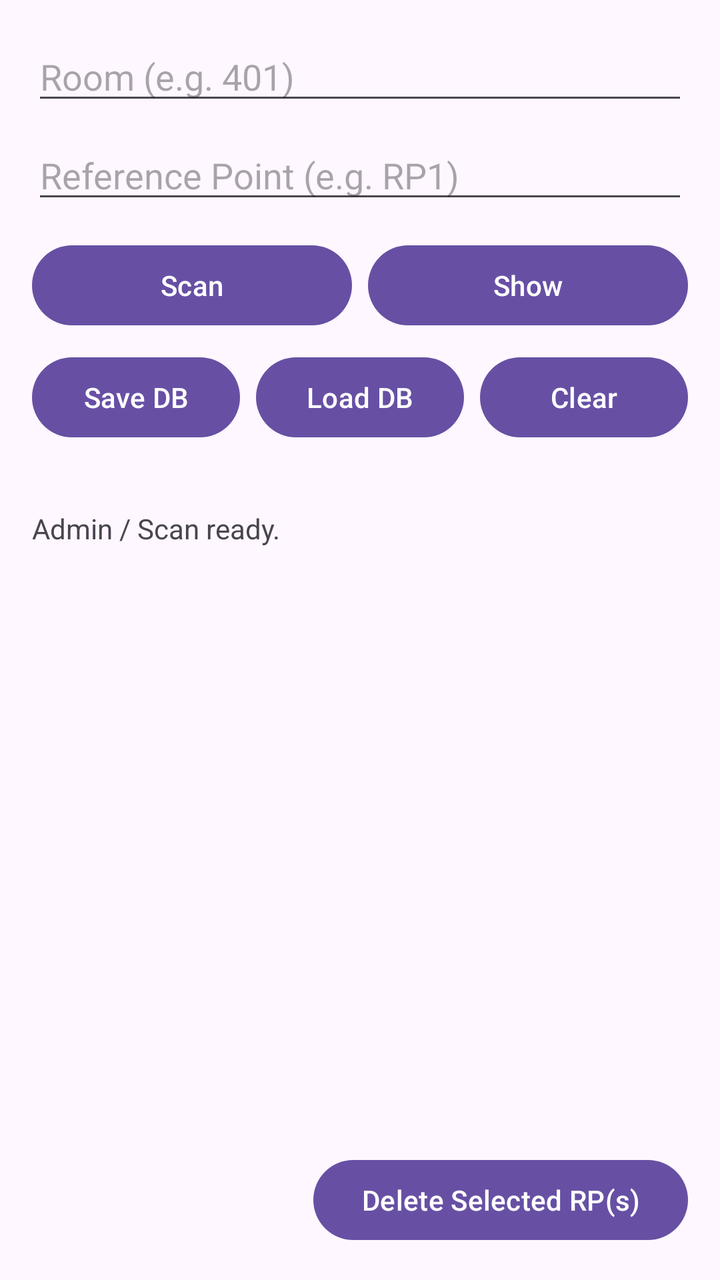
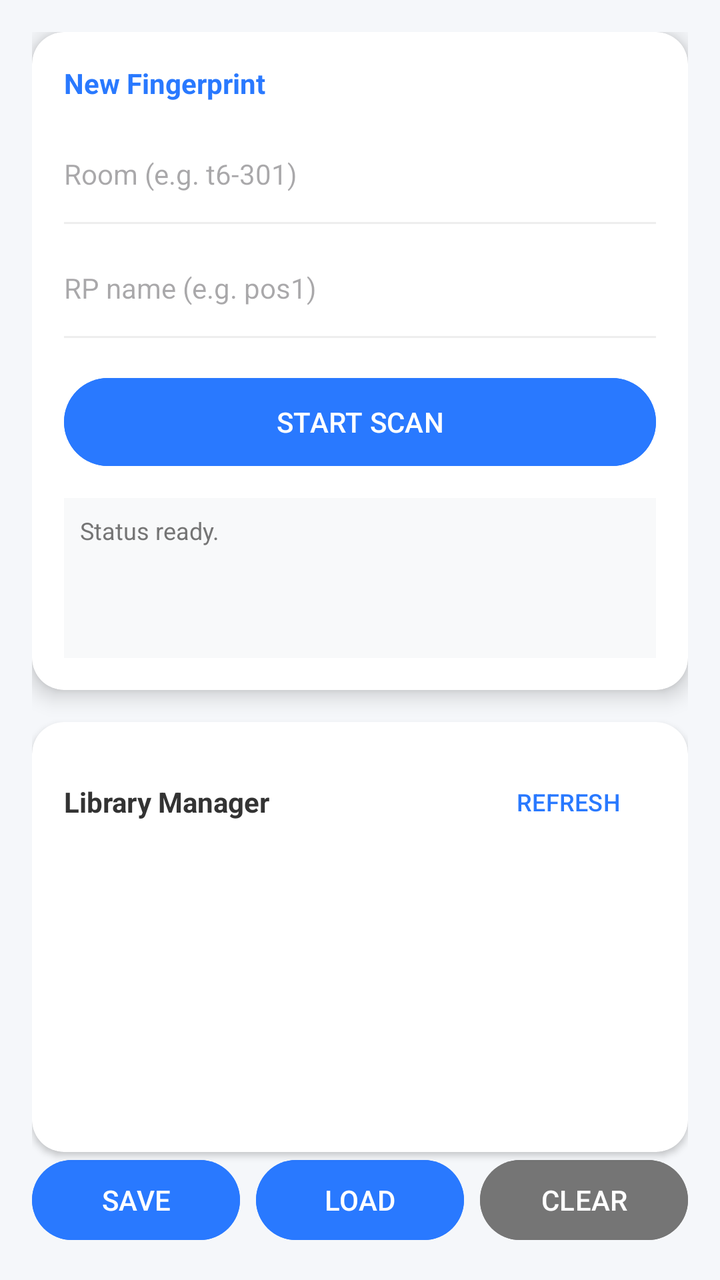

Screens rendered from an Android XML layout before and after an edit, with the pre-edit source and the edit as a unified diff.
<!-- AndroidManifest.xml: application theme Theme.FingerPrintLocation -->
<!-- res/layout/activity_admin.xml -->
<?xml version="1.0" encoding="utf-8"?>
<androidx.constraintlayout.widget.ConstraintLayout
    xmlns:android="http://schemas.android.com/apk/res/android"
    xmlns:app="http://schemas.android.com/apk/res-auto"
    xmlns:tools="http://schemas.android.com/tools"
    android:id="@+id/admin_root"
    android:layout_width="match_parent"
    android:layout_height="match_parent"
    tools:context=".AdminActivity">

    
    <LinearLayout
        android:id="@+id/topPanel"
        android:orientation="vertical"
        android:layout_width="0dp"
        android:layout_height="wrap_content"
        android:padding="16dp"
        app:layout_constraintTop_toTopOf="parent"
        app:layout_constraintStart_toStartOf="parent"
        app:layout_constraintEnd_toEndOf="parent">

        <EditText
            android:id="@+id/etRoom"
            android:layout_width="match_parent"
            android:layout_height="wrap_content"
            android:hint="Room (e.g. 401)"
            android:inputType="text" />

        <EditText
            android:id="@+id/etRp"
            android:layout_width="match_parent"
            android:layout_height="wrap_content"
            android:hint="Reference Point (e.g. RP1)"
            android:inputType="text"
            android:layout_marginTop="8dp" />

        <LinearLayout
            android:layout_width="match_parent"
            android:layout_height="wrap_content"
            android:orientation="horizontal"
            android:layout_marginTop="12dp">

            <Button
                android:id="@+id/btnScan"
                android:layout_width="0dp"
                android:layout_height="wrap_content"
                android:layout_weight="1"
                android:text="Scan" />

            <Button
                android:id="@+id/btnShowLibrary"
                android:layout_width="0dp"
                android:layout_height="wrap_content"
                android:layout_weight="1"
                android:text="Show"
                android:layout_marginStart="8dp" />
        </LinearLayout>

        <LinearLayout
            android:layout_width="match_parent"
            android:layout_height="wrap_content"
            android:orientation="horizontal"
            android:layout_marginTop="8dp">

            <Button
                android:id="@+id/btnSaveDb"
                android:layout_width="0dp"
                android:layout_height="wrap_content"
                android:layout_weight="1"
                android:text="Save DB" />

            <Button
                android:id="@+id/btnLoadDb"
                android:layout_width="0dp"
                android:layout_height="wrap_content"
                android:layout_weight="1"
                android:text="Load DB"
                android:layout_marginStart="8dp" />

            <Button
                android:id="@+id/btnClearDb"
                android:layout_width="0dp"
                android:layout_height="wrap_content"
                android:layout_weight="1"
                android:text="Clear"
                android:layout_marginStart="8dp" />
        </LinearLayout>

    </LinearLayout>

    
    <ScrollView
        android:id="@+id/scrollViewAdmin"
        android:layout_width="0dp"
        android:layout_height="0dp"
        android:layout_margin="16dp"
        app:layout_constraintTop_toBottomOf="@id/topPanel"
        app:layout_constraintBottom_toTopOf="@id/btnDeleteSelected"
        app:layout_constraintStart_toStartOf="parent"
        app:layout_constraintEnd_toEndOf="parent">

        
        <LinearLayout
            android:id="@+id/contentContainer"
            android:layout_width="match_parent"
            android:layout_height="wrap_content"
            android:orientation="vertical">

            
            <TextView
                android:id="@+id/tvResult"
                android:layout_width="match_parent"
                android:layout_height="wrap_content"
                android:text="Admin / Scan ready."
                android:textSize="14sp"
                android:paddingBottom="8dp" />

            
            <LinearLayout
                android:id="@+id/rpListContainer"
                android:layout_width="match_parent"
                android:layout_height="wrap_content"
                android:orientation="vertical" />

        </LinearLayout>
    </ScrollView>

    
    <Button
        android:id="@+id/btnDeleteSelected"
        android:layout_width="wrap_content"
        android:layout_height="wrap_content"
        android:text="Delete Selected RP(s)"
        android:layout_margin="16dp"
        app:layout_constraintBottom_toBottomOf="parent"
        app:layout_constraintEnd_toEndOf="parent" />

</androidx.constraintlayout.widget.ConstraintLayout>
<!-- resources referenced by this layout -->
<resources>
  <style name="Theme.FingerPrintLocation" parent="Base.Theme.FingerPrintLocation" />
  <style name="Base.Theme.FingerPrintLocation" parent="Theme.Material3.DayNight.NoActionBar">
          
          
      </style>
</resources>

<!-- the commit's change to res/layout/activity_admin.xml (unified diff, before → after) -->
@@ -1,138 +1,100 @@
 <?xml version="1.0" encoding="utf-8"?>
-<androidx.constraintlayout.widget.ConstraintLayout
-    xmlns:android="http://schemas.android.com/apk/res/android"
+<androidx.constraintlayout.widget.ConstraintLayout xmlns:android="http://schemas.android.com/apk/res/android"
     xmlns:app="http://schemas.android.com/apk/res-auto"
     xmlns:tools="http://schemas.android.com/tools"
-    android:id="@+id/admin_root"
     android:layout_width="match_parent"
     android:layout_height="match_parent"
+    android:background="@color/bg_light"
+    android:padding="16dp"
     tools:context=".AdminActivity">
 
-    
-    <LinearLayout
-        android:id="@+id/topPanel"
-        android:orientation="vertical"
-        android:layout_width="0dp"
+    <androidx.cardview.widget.CardView
+        android:id="@+id/scanCard"
+        android:layout_width="match_parent"
         android:layout_height="wrap_content"
-        android:padding="16dp"
-        app:layout_constraintTop_toTopOf="parent"
-        app:layout_constraintStart_toStartOf="parent"
-        app:layout_constraintEnd_toEndOf="parent">
-
-        <EditText
-            android:id="@+id/etRoom"
-            android:layout_width="match_parent"
-            android:layout_height="wrap_content"
-            android:hint="Room (e.g. 401)"
-            android:inputType="text" />
-
-        <EditText
-            android:id="@+id/etRp"
-            android:layout_width="match_parent"
-            android:layout_height="wrap_content"
-            android:hint="Reference Point (e.g. RP1)"
-            android:inputType="text"
-            android:layout_marginTop="8dp" />
+        app:cardCornerRadius="16dp"
+        app:cardElevation="6dp"
+        app:layout_constraintTop_toTopOf="parent">
 
         <LinearLayout
             android:layout_width="match_parent"
             android:layout_height="wrap_content"
-            android:orientation="horizontal"
-            android:layout_marginTop="12dp">
+            android:orientation="vertical"
+            android:padding="16dp">
 
-            <Button
-                android:id="@+id/btnScan"
-                android:layout_width="0dp"
+            <TextView
+                android:text="New Fingerprint"
+                android:textStyle="bold"
+                android:textColor="@color/brand_blue"
+                android:layout_width="wrap_content"
                 android:layout_height="wrap_content"
-                android:layout_weight="1"
-                android:text="Scan" />
+                android:layout_marginBottom="12dp"/>
 
-            <Button
-                android:id="@+id/btnShowLibrary"
-                android:layout_width="0dp"
-                android:layout_height="wrap_content"
-                android:layout_weight="1"
-                android:text="Show"
-                android:layout_marginStart="8dp" />
+            <EditText android:id="@+id/etRoom" android:hint="Room (e.g. t6-301)" android:layout_width="match_parent" android:layout_height="48dp" android:textSize="14sp" android:background="@android:color/transparent"/>
+            <View android:layout_width="match_parent" android:layout_height="1dp" android:background="#EEEEEE" android:layout_marginBottom="8dp"/>
+
+            <EditText android:id="@+id/etRp" android:hint="RP name (e.g. pos1)" android:layout_width="match_parent" android:layout_height="48dp" android:textSize="14sp" android:background="@android:color/transparent"/>
+            <View android:layout_width="match_parent" android:layout_height="1dp" android:background="#EEEEEE" android:layout_marginBottom="16dp"/>
+
+            <Button android:id="@+id/btnScan" android:text="START SCAN" android:backgroundTint="@color/brand_blue" android:textColor="@android:color/white"  android:layout_width="match_parent" android:layout_height="52dp" />
+
+            <ScrollView
+                android:layout_width="match_parent"
+                android:layout_height="80dp"
+                android:layout_marginTop="12dp"
+                android:background="#F8F9FA"
+                android:padding="8dp">
+                <TextView
+                    android:id="@+id/tvResult"
+                    android:layout_width="match_parent"
+                    android:layout_height="wrap_content"
+                    android:text="Status ready."
+                    android:textSize="12sp"
+                    android:textColor="@color/text_secondary"/>
+            </ScrollView>
         </LinearLayout>
+    </androidx.cardview.widget.CardView>
+
+    <androidx.cardview.widget.CardView
+        android:id="@+id/libraryCard"
+        android:layout_width="match_parent"
+        android:layout_height="0dp"
+        android:layout_marginTop="16dp"
+        app:cardCornerRadius="16dp"
+        app:cardElevation="2dp"
+        app:layout_constraintTop_toBottomOf="@id/scanCard"
+        app:layout_constraintBottom_toTopOf="@id/actionButtons">
 
         <LinearLayout
             android:layout_width="match_parent"
-            android:layout_height="wrap_content"
-            android:orientation="horizontal"
-            android:layout_marginTop="8dp">
+            android:layout_height="match_parent"
+            android:orientation="vertical"
+            android:padding="16dp">
 
-            <Button
-                android:id="@+id/btnSaveDb"
-                android:layout_width="0dp"
-                android:layout_height="wrap_content"
-                android:layout_weight="1"
-                android:text="Save DB" />
+            <LinearLayout android:layout_width="match_parent" android:layout_height="wrap_content" android:gravity="center_vertical" android:layout_marginBottom="8dp">
+                <TextView android:text="Library Manager" android:textStyle="bold" android:layout_width="0dp" android:layout_height="wrap_content" android:layout_weight="1" android:textColor="@color/text_primary"/>
+                <Button android:id="@+id/btnShowLibrary" android:text="REFRESH" style="?attr/borderlessButtonStyle" android:textSize="12sp" android:textColor="@color/brand_blue" android:layout_width="wrap_content" android:layout_height="wrap_content"/>
+            </LinearLayout>
 
-            <Button
-                android:id="@+id/btnLoadDb"
-                android:layout_width="0dp"
-                android:layout_height="wrap_content"
-                android:layout_weight="1"
-                android:text="Load DB"
-                android:layout_marginStart="8dp" />
+            <ScrollView android:layout_width="match_parent" android:layout_height="0dp" android:layout_weight="1">
+                <LinearLayout android:id="@+id/rpListContainer" android:layout_width="match_parent" android:layout_height="wrap_content" android:orientation="vertical" />
+            </ScrollView>
 
-            <Button
-                android:id="@+id/btnClearDb"
-                android:layout_width="0dp"
-                android:layout_height="wrap_content"
-                android:layout_weight="1"
-                android:text="Clear"
-                android:layout_marginStart="8dp" />
+            <Button android:id="@+id/btnDeleteSelected" android:text="DELETE SELECTED" android:textColor="@android:color/holo_red_dark" android:backgroundTint="#FFEBEB" android:layout_width="match_parent" android:layout_height="wrap_content" android:visibility="gone"/>
         </LinearLayout>
+    </androidx.cardview.widget.CardView>
 
+    <LinearLayout
+        android:id="@+id/actionButtons"
+        android:layout_width="match_parent"
+        android:layout_height="wrap_content"
+        android:orientation="horizontal"
+        app:layout_constraintBottom_toBottomOf="parent"
+        android:layout_marginTop="8dp">
+
+        <Button android:id="@+id/btnSaveDb" android:text="SAVE" android:layout_width="0dp" android:layout_height="wrap_content" android:layout_weight="1" android:layout_marginEnd="4dp" android:backgroundTint="@color/brand_blue"/>
+        <Button android:id="@+id/btnLoadDb" android:text="LOAD" android:layout_width="0dp" android:layout_height="wrap_content" android:layout_weight="1" android:layout_marginHorizontal="4dp" android:backgroundTint="@color/brand_blue"/>
+        <Button android:id="@+id/btnClearDb" android:text="CLEAR" android:layout_width="0dp" android:layout_height="wrap_content" android:layout_weight="1" android:layout_marginStart="4dp" android:backgroundTint="#757575"/>
     </LinearLayout>
 
-    
-    <ScrollView
-        android:id="@+id/scrollViewAdmin"
-        android:layout_width="0dp"
-        android:layout_height="0dp"
-        android:layout_margin="16dp"
-        app:layout_constraintTop_toBottomOf="@id/topPanel"
-        app:layout_constraintBottom_toTopOf="@id/btnDeleteSelected"
-        app:layout_constraintStart_toStartOf="parent"
-        app:layout_constraintEnd_toEndOf="parent">
-
-        
-        <LinearLayout
-            android:id="@+id/contentContainer"
-            android:layout_width="match_parent"
-            android:layout_height="wrap_content"
-            android:orientation="vertical">
-
-            
-            <TextView
-                android:id="@+id/tvResult"
-                android:layout_width="match_parent"
-                android:layout_height="wrap_content"
-                android:text="Admin / Scan ready."
-                android:textSize="14sp"
-                android:paddingBottom="8dp" />
-
-            
-            <LinearLayout
-                android:id="@+id/rpListContainer"
-                android:layout_width="match_parent"
-                android:layout_height="wrap_content"
-                android:orientation="vertical" />
-
-        </LinearLayout>
-    </ScrollView>
-
-    
-    <Button
-        android:id="@+id/btnDeleteSelected"
-        android:layout_width="wrap_content"
-        android:layout_height="wrap_content"
-        android:text="Delete Selected RP(s)"
-        android:layout_margin="16dp"
-        app:layout_constraintBottom_toBottomOf="parent"
-        app:layout_constraintEnd_toEndOf="parent" />
-
 </androidx.constraintlayout.widget.ConstraintLayout>
<!-- resource entries referenced after the edit -->
@@ -1,5 +1,9 @@
 <!-- resources referenced by this layout -->
 <resources>
+  <color name="bg_light">#F5F7FA</color>
+  <color name="brand_blue">#2979FF</color>
+  <color name="text_primary">#333333</color>
+  <color name="text_secondary">#757575</color>
   <style name="Theme.FingerPrintLocation" parent="Base.Theme.FingerPrintLocation" />
   <style name="Base.Theme.FingerPrintLocation" parent="Theme.Material3.DayNight.NoActionBar">
           
